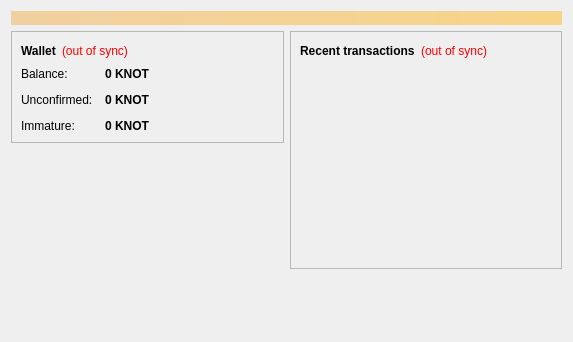
knotcoin/knotcoin, file src/qt/forms/overviewpage.ui: the form before one commit.
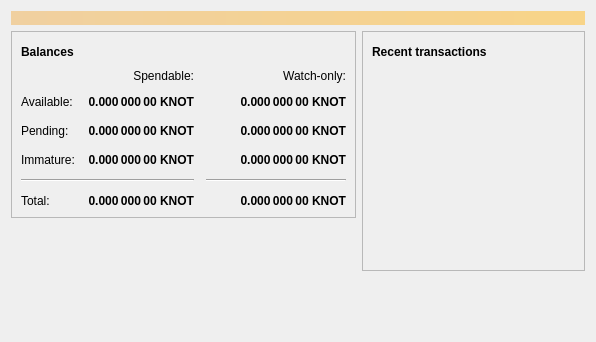
The form after the commit. Icons and pictures are not drawn.

Diff of the .ui file:
```diff
--- a/src/qt/forms/overviewpage.ui
+++ b/src/qt/forms/overviewpage.ui
@@ -6,7 +6,7 @@
    <rect>
     <x>0</x>
     <y>0</y>
-    <width>573</width>
+    <width>596</width>
     <height>342</height>
    </rect>
   </property>
@@ -20,7 +20,7 @@
       <bool>false</bool>
      </property>
      <property name="styleSheet">
-      <string notr="true">background-color: qlineargradient(x1: 0, y1: 0, x2: 1, y2: 0, stop:0 #F0D0A0, stop:1 #F8D488); color:#000000;</string>
+      <string notr="true">QLabel { background-color: qlineargradient(x1: 0, y1: 0, x2: 1, y2: 0, stop:0 #F0D0A0, stop:1 #F8D488); color:#000000; }</string>
      </property>
      <property name="wordWrap">
       <bool>true</bool>
@@ -54,27 +54,197 @@
                </font>
               </property>
               <property name="text">
-               <string>Wallet</string>
+               <string>Balances</string>
               </property>
              </widget>
             </item>
             <item>
-             <widget class="QLabel" name="labelWalletStatus">
+             <widget class="QPushButton" name="labelWalletStatus">
+              <property name="enabled">
+               <bool>true</bool>
+              </property>
+              <property name="maximumSize">
+               <size>
+                <width>30</width>
+                <height>16777215</height>
+               </size>
+              </property>
               <property name="toolTip">
                <string>The displayed information may be out of date. Your wallet automatically synchronizes with the Knotcoin network after a connection is established, but this process has not completed yet.</string>
               </property>
-              <property name="styleSheet">
-               <string notr="true">QLabel { color: red; }</string>
-              </property>
               <property name="text">
-               <string notr="true">(out of sync)</string>
+               <string/>
               </property>
-              <property name="alignment">
-               <set>Qt::AlignLeading|Qt::AlignLeft|Qt::AlignVCenter</set>
+              <property name="icon">
+               <iconset resource="../knotcoin.qrc">
+                <normaloff>:/icons/warning</normaloff>
+                <disabledoff>:/icons/warning</disabledoff>:/icons/warning</iconset>
+              </property>
+              <property name="iconSize">
+               <size>
+                <width>24</width>
+                <height>24</height>
+               </size>
+              </property>
+              <property name="flat">
+               <bool>true</bool>
               </property>
              </widget>
             </item>
             <item>
+             <spacer name="horizontalSpacer_3">
+              <property name="orientation">
+               <enum>Qt::Horizontal</enum>
+              </property>
+              <property name="sizeHint" stdset="0">
+               <size>
+                <width>40</width>
+                <height>20</height>
+               </size>
+              </property>
+             </spacer>
+            </item>
+           </layout>
+          </item>
+          <item>
+           <layout class="QGridLayout" name="gridLayout">
+            <property name="spacing">
+             <number>12</number>
+            </property>
+            <item row="2" column="2">
+             <widget class="QLabel" name="labelWatchPending">
+              <property name="font">
+               <font>
+                <weight>75</weight>
+                <bold>true</bold>
+               </font>
+              </property>
+              <property name="cursor">
+               <cursorShape>IBeamCursor</cursorShape>
+              </property>
+              <property name="toolTip">
+               <string>Unconfirmed transactions to watch-only addresses</string>
+              </property>
+              <property name="text">
+               <string notr="true">0.000 000 00 KNOT</string>
+              </property>
+              <property name="alignment">
+               <set>Qt::AlignRight|Qt::AlignTrailing|Qt::AlignVCenter</set>
+              </property>
+              <property name="textInteractionFlags">
+               <set>Qt::LinksAccessibleByMouse|Qt::TextSelectableByKeyboard|Qt::TextSelectableByMouse</set>
+              </property>
+             </widget>
+            </item>
+            <item row="2" column="1">
+             <widget class="QLabel" name="labelUnconfirmed">
+              <property name="font">
+               <font>
+                <weight>75</weight>
+                <bold>true</bold>
+               </font>
+              </property>
+              <property name="cursor">
+               <cursorShape>IBeamCursor</cursorShape>
+              </property>
+              <property name="toolTip">
+               <string>Total of transactions that have yet to be confirmed, and do not yet count toward the spendable balance</string>
+              </property>
+              <property name="text">
+               <string notr="true">0.000 000 00 KNOT</string>
+              </property>
+              <property name="alignment">
+               <set>Qt::AlignRight|Qt::AlignTrailing|Qt::AlignVCenter</set>
+              </property>
+              <property name="textInteractionFlags">
+               <set>Qt::LinksAccessibleByMouse|Qt::TextSelectableByKeyboard|Qt::TextSelectableByMouse</set>
+              </property>
+             </widget>
+            </item>
+            <item row="3" column="2">
+             <widget class="QLabel" name="labelWatchImmature">
+              <property name="font">
+               <font>
+                <weight>75</weight>
+                <bold>true</bold>
+               </font>
+              </property>
+              <property name="cursor">
+               <cursorShape>IBeamCursor</cursorShape>
+              </property>
+              <property name="toolTip">
+               <string>Mined balance in watch-only addresses that has not yet matured</string>
+              </property>
+              <property name="text">
+               <string notr="true">0.000 000 00 KNOT</string>
+              </property>
+              <property name="alignment">
+               <set>Qt::AlignRight|Qt::AlignTrailing|Qt::AlignVCenter</set>
+              </property>
+              <property name="textInteractionFlags">
+               <set>Qt::LinksAccessibleByMouse|Qt::TextSelectableByKeyboard|Qt::TextSelectableByMouse</set>
+              </property>
+             </widget>
+            </item>
+            <item row="4" column="0" colspan="2">
+             <widget class="Line" name="line">
+              <property name="orientation">
+               <enum>Qt::Horizontal</enum>
+              </property>
+             </widget>
+            </item>
+            <item row="4" column="2">
+             <widget class="Line" name="lineWatchBalance">
+              <property name="sizePolicy">
+               <sizepolicy hsizetype="Preferred" vsizetype="Fixed">
+                <horstretch>0</horstretch>
+                <verstretch>0</verstretch>
+               </sizepolicy>
+              </property>
+              <property name="minimumSize">
+               <size>
+                <width>140</width>
+                <height>0</height>
+               </size>
+              </property>
+              <property name="orientation">
+               <enum>Qt::Horizontal</enum>
+              </property>
+             </widget>
+            </item>
+            <item row="5" column="0">
+             <widget class="QLabel" name="labelTotalText">
+              <property name="text">
+               <string>Total:</string>
+              </property>
+             </widget>
+            </item>
+            <item row="3" column="1">
+             <widget class="QLabel" name="labelImmature">
+              <property name="font">
+               <font>
+                <weight>75</weight>
+                <bold>true</bold>
+               </font>
+              </property>
+              <property name="cursor">
+               <cursorShape>IBeamCursor</cursorShape>
+              </property>
+              <property name="toolTip">
+               <string>Mined balance that has not yet matured</string>
+              </property>
+              <property name="text">
+               <string notr="true">0.000 000 00 KNOT</string>
+              </property>
+              <property name="alignment">
+               <set>Qt::AlignRight|Qt::AlignTrailing|Qt::AlignVCenter</set>
+              </property>
+              <property name="textInteractionFlags">
+               <set>Qt::LinksAccessibleByMouse|Qt::TextSelectableByKeyboard|Qt::TextSelectableByMouse</set>
+              </property>
+             </widget>
+            </item>
+            <item row="2" column="3">
              <spacer name="horizontalSpacer_2">
               <property name="orientation">
                <enum>Qt::Horizontal</enum>
@@ -87,28 +257,15 @@
               </property>
              </spacer>
             </item>
-           </layout>
-          </item>
-          <item>
-           <layout class="QFormLayout" name="formLayout_2">
-            <property name="fieldGrowthPolicy">
-             <enum>QFormLayout::AllNonFixedFieldsGrow</enum>
-            </property>
-            <property name="horizontalSpacing">
-             <number>12</number>
-            </property>
-            <property name="verticalSpacing">
-             <number>12</number>
-            </property>
-            <item row="0" column="0">
-             <widget class="QLabel" name="label">
+            <item row="3" column="0">
+             <widget class="QLabel" name="labelImmatureText">
               <property name="text">
-               <string>Balance:</string>
+               <string>Immature:</string>
               </property>
              </widget>
             </item>
-            <item row="0" column="1">
-             <widget class="QLabel" name="labelBalance">
+            <item row="5" column="1">
+             <widget class="QLabel" name="labelTotal">
               <property name="font">
                <font>
                 <weight>75</weight>
@@ -122,22 +279,60 @@
                <string>Your current balance</string>
               </property>
               <property name="text">
-               <string notr="true">0 KNOT</string>
+               <string notr="true">0.000 000 00 KNOT</string>
               </property>
+              <property name="alignment">
+               <set>Qt::AlignRight|Qt::AlignTrailing|Qt::AlignVCenter</set>
+              </property>
               <property name="textInteractionFlags">
                <set>Qt::LinksAccessibleByMouse|Qt::TextSelectableByKeyboard|Qt::TextSelectableByMouse</set>
               </property>
              </widget>
             </item>
+            <item row="5" column="2">
+             <widget class="QLabel" name="labelWatchTotal">
+              <property name="font">
+               <font>
+                <weight>75</weight>
+                <bold>true</bold>
+               </font>
+              </property>
+              <property name="cursor">
+               <cursorShape>IBeamCursor</cursorShape>
+              </property>
+              <property name="toolTip">
+               <string>Current total balance in watch-only addresses</string>
+              </property>
+              <property name="text">
+               <string notr="true">0.000 000 00 KNOT</string>
+              </property>
+              <property name="alignment">
+               <set>Qt::AlignRight|Qt::AlignTrailing|Qt::AlignVCenter</set>
+              </property>
+              <property name="textInteractionFlags">
+               <set>Qt::LinksAccessibleByMouse|Qt::TextSelectableByKeyboard|Qt::TextSelectableByMouse</set>
+              </property>
+             </widget>
+            </item>
+            <item row="0" column="2">
+             <widget class="QLabel" name="labelWatchonly">
+              <property name="text">
+               <string>Watch-only:</string>
+              </property>
+              <property name="alignment">
+               <set>Qt::AlignRight|Qt::AlignTrailing|Qt::AlignVCenter</set>
+              </property>
+             </widget>
+            </item>
             <item row="1" column="0">
-             <widget class="QLabel" name="label_3">
+             <widget class="QLabel" name="labelBalanceText">
               <property name="text">
-               <string>Unconfirmed:</string>
+               <string>Available:</string>
               </property>
              </widget>
             </item>
             <item row="1" column="1">
-             <widget class="QLabel" name="labelUnconfirmed">
+             <widget class="QLabel" name="labelBalance">
               <property name="font">
                <font>
                 <weight>75</weight>
@@ -151,7 +346,35 @@
                <string>Total of transactions that have yet to be confirmed, and do not yet count toward the current balance</string>
               </property>
               <property name="text">
-               <string notr="true">0 KNOT</string>
+               <string notr="true">0.000 000 00 KNOT</string>
+              </property>
+              <property name="alignment">
+               <set>Qt::AlignRight|Qt::AlignTrailing|Qt::AlignVCenter</set>
+              </property>
+              <property name="textInteractionFlags">
+               <set>Qt::LinksAccessibleByMouse|Qt::TextSelectableByKeyboard|Qt::TextSelectableByMouse</set>
+              </property>
+             </widget>
+            </item>
+            <item row="1" column="2">
+             <widget class="QLabel" name="labelWatchAvailable">
+              <property name="font">
+               <font>
+                <weight>75</weight>
+                <bold>true</bold>
+               </font>
+              </property>
+              <property name="cursor">
+               <cursorShape>IBeamCursor</cursorShape>
+              </property>
+              <property name="toolTip">
+               <string>Your current balance in watch-only addresses</string>
+              </property>
+              <property name="text">
+               <string notr="true">0.000 000 00 KNOT</string>
+              </property>
+              <property name="alignment">
+               <set>Qt::AlignRight|Qt::AlignTrailing|Qt::AlignVCenter</set>
               </property>
               <property name="textInteractionFlags">
                <set>Qt::LinksAccessibleByMouse|Qt::TextSelectableByKeyboard|Qt::TextSelectableByMouse</set>
@@ -159,28 +382,19 @@
              </widget>
             </item>
             <item row="2" column="0">
-             <widget class="QLabel" name="labelImmatureText">
+             <widget class="QLabel" name="labelPendingText">
               <property name="text">
-               <string>Immature:</string>
+               <string>Pending:</string>
               </property>
              </widget>
             </item>
-            <item row="2" column="1">
-             <widget class="QLabel" name="labelImmature">
-              <property name="font">
-               <font>
-                <weight>75</weight>
-                <bold>true</bold>
-               </font>
-              </property>
-              <property name="toolTip">
-               <string>Mined balance that has not yet matured</string>
-              </property>
+            <item row="0" column="1">
+             <widget class="QLabel" name="labelSpendable">
               <property name="text">
-               <string notr="true">0 KNOT</string>
+               <string>Spendable:</string>
               </property>
-              <property name="textInteractionFlags">
-               <set>Qt::LinksAccessibleByMouse|Qt::TextSelectableByKeyboard|Qt::TextSelectableByMouse</set>
+              <property name="alignment">
+               <set>Qt::AlignRight|Qt::AlignTrailing|Qt::AlignVCenter</set>
               </property>
              </widget>
             </item>
@@ -219,24 +433,47 @@
            <layout class="QHBoxLayout" name="horizontalLayout_2">
             <item>
              <widget class="QLabel" name="label_4">
+              <property name="font">
+               <font>
+                <weight>75</weight>
+                <bold>true</bold>
+               </font>
+              </property>
               <property name="text">
-               <string>&lt;b&gt;Recent transactions&lt;/b&gt;</string>
+               <string>Recent transactions</string>
               </property>
              </widget>
             </item>
             <item>
-             <widget class="QLabel" name="labelTransactionsStatus">
+             <widget class="QPushButton" name="labelTransactionsStatus">
+              <property name="enabled">
+               <bool>true</bool>
+              </property>
+              <property name="maximumSize">
+               <size>
+                <width>30</width>
+                <height>16777215</height>
+               </size>
+              </property>
               <property name="toolTip">
                <string>The displayed information may be out of date. Your wallet automatically synchronizes with the Knotcoin network after a connection is established, but this process has not completed yet.</string>
               </property>
-              <property name="styleSheet">
-               <string notr="true">QLabel { color: red; }</string>
-              </property>
               <property name="text">
-               <string notr="true">(out of sync)</string>
+               <string/>
               </property>
-              <property name="alignment">
-               <set>Qt::AlignRight|Qt::AlignTrailing|Qt::AlignVCenter</set>
+              <property name="icon">
+               <iconset resource="../knotcoin.qrc">
+                <normaloff>:/icons/warning</normaloff>
+                <disabledoff>:/icons/warning</disabledoff>:/icons/warning</iconset>
+              </property>
+              <property name="iconSize">
+               <size>
+                <width>24</width>
+                <height>24</height>
+               </size>
+              </property>
+              <property name="flat">
+               <bool>true</bool>
               </property>
              </widget>
             </item>
```
Left out of the diff: 7 changed lines with no effect on the pictures.
